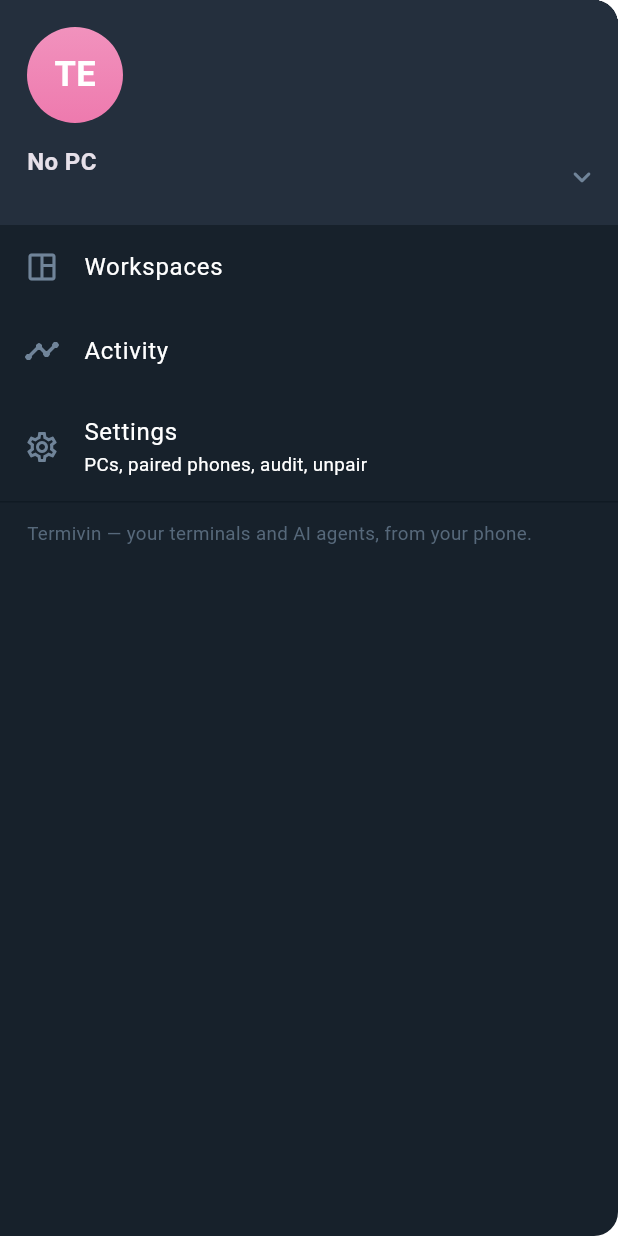
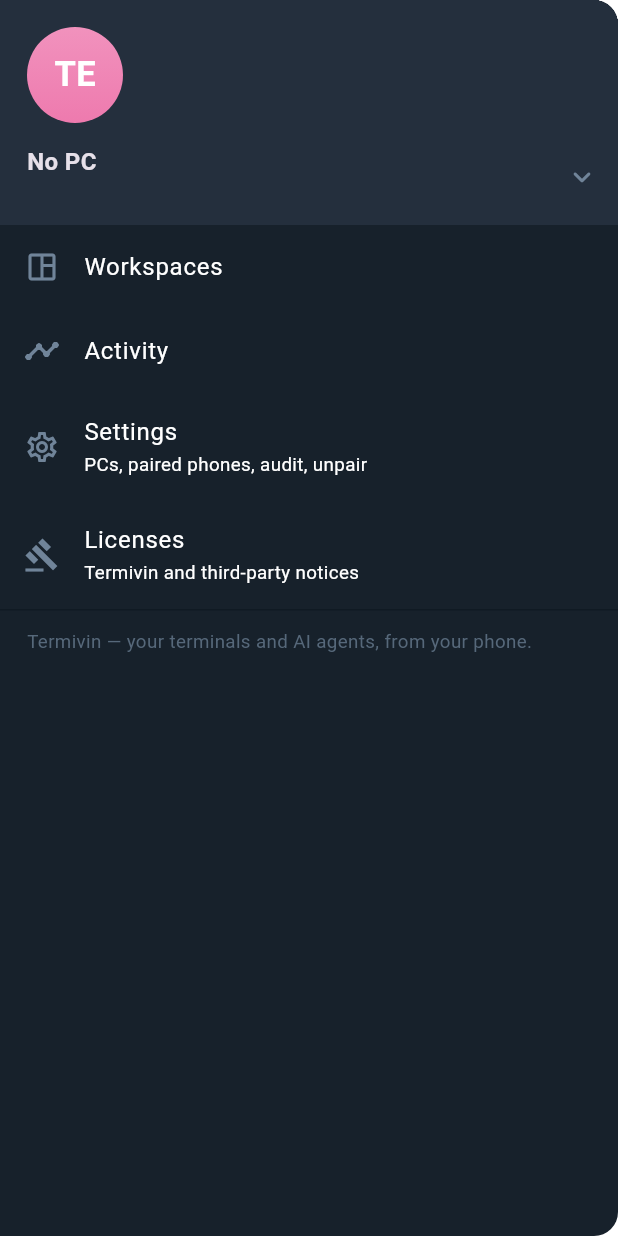
Before and after one commit to phamr39/termivin, a Flutter app: the _AppDrawer screen opened directly with empty values, on a phone screen of 412 x 824 dp. Run offline on Flutter 3.47's test engine with Material 3 defaults, Android fonts, the phone set to English and light mode, and no system bars; our stand-ins replace flutter_markdown_plus, flutter_secure_storage; missing offline and left inert: mobile_scanner, xterm; accounts and stored records are empty.

Commit message:
Open-source hygiene: pinned actions, Dependabot, security scope, notices
- Third-party actions in jobs that can write (packages, releases) are pinned
  to commit SHAs; Dependabot keeps them and all dependencies current.
- SECURITY.md covers the remote feature: what counts as a vulnerability
  (pairing bypass, scope escalation, approving a different prompt, bus
  impersonation, non-image exfiltration, relay persisting content) and the
  known limits (no E2E, plain http, revocation).
- Mobile: Licenses page with the app's licence and third-party notices.

Co-Authored-By: Claude Opus 5.5 <noreply@anthropic.com>

```diff
--- a/mobile/lib/ui/home_screen.dart
+++ b/mobile/lib/ui/home_screen.dart
@@ -479,6 +479,20 @@ class _AppDrawerState extends State<_AppDrawer> {
           subtitle: const Text('PCs, paired phones, audit, unpair', style: TextStyle(fontSize: 12.5)),
           onTap: () => _open('Settings', SystemScreen(client: client)),
         ),
+        ListTile(
+          leading: const Icon(Icons.gavel_outlined),
+          title: const Text('Licenses'),
+          subtitle: const Text('Termivin and third-party notices', style: TextStyle(fontSize: 12.5)),
+          onTap: () {
+            Navigator.of(context).pop();
+            showLicensePage(
+              context: context,
+              applicationName: 'Termivin',
+              applicationLegalese: 'Copyright © 2026 phamr39 — PolyForm Noncommercial 1.0.0.\n'
+                  'Free for noncommercial use; contact the author for a commercial license.',
+            );
+          },
+        ),
         const Divider(),
         const Padding(
           padding: EdgeInsets.fromLTRB(18, 12, 18, 18),
```
Also changed, not shown: 4 other files.
